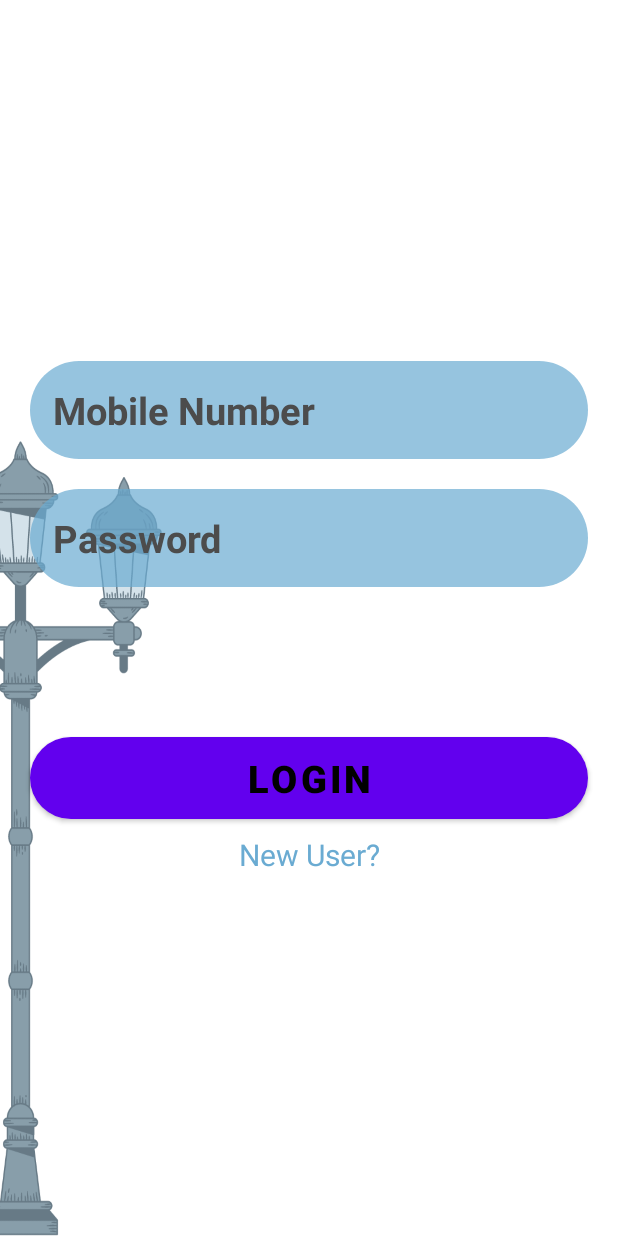
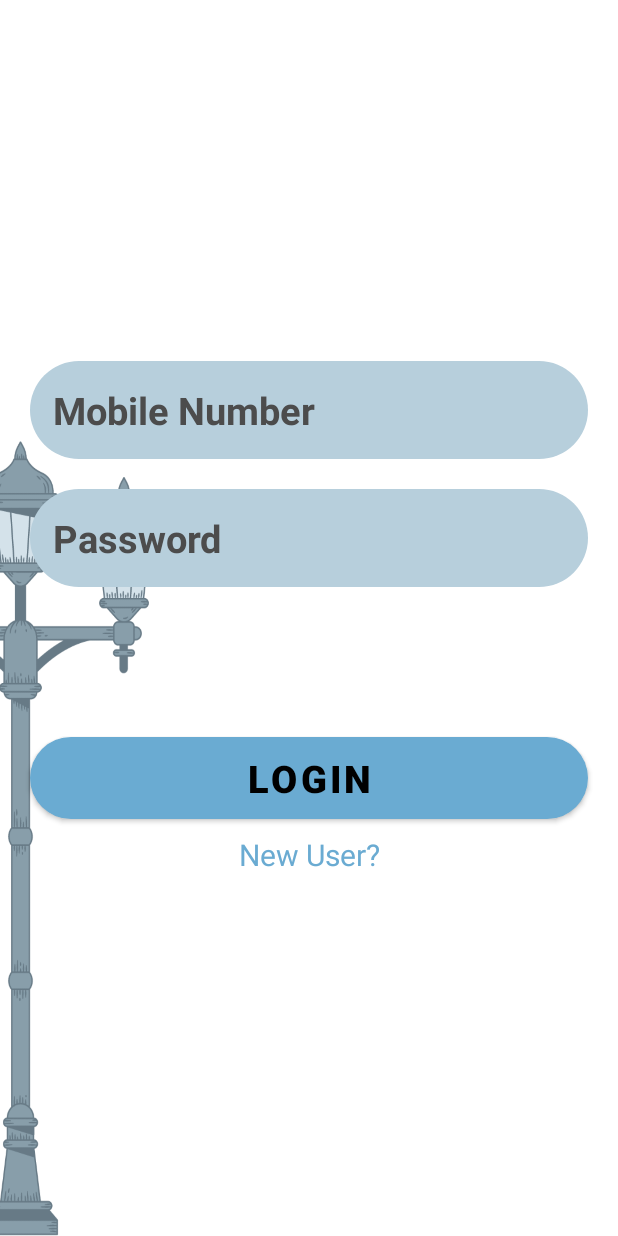
Before and after one commit to AumSahayata/Electricity_Issue_report_App, an Android app: the screen it shows after launch (MainActivity), on a phone screen of 412 x 824 dp. Run offline under Robolectric (Android 15) with nearby library versions, the phone set to English and light mode, and no system bars.

Commit message:
Completed UI of Login page

```diff
--- a/app/src/main/res/drawable/curve_corner_text_bg.xml
+++ b/app/src/main/res/drawable/curve_corner_text_bg.xml
@@ -1,5 +1,5 @@
 <?xml version="1.0" encoding="utf-8"?>
 <shape xmlns:android="http://schemas.android.com/apk/res/android" android:shape="rectangle">
-    <solid android:color="#B36AABD2"/>
+    <solid android:color="#B7CFDC"/>
     <corners android:radius="80dp"/>
 </shape>
--- a/app/src/main/res/layout/activity_main.xml
+++ b/app/src/main/res/layout/activity_main.xml
@@ -16,26 +16,32 @@
             android:layout_marginHorizontal="20dp"
             android:layout_height="wrap_content"
             android:padding="15dp"
+            android:textCursorDrawable="@null"
             android:hint="Mobile Number"
             android:textSize="25sp"
             android:textStyle="bold"
             android:textColorHint="#4C4C4C"
             android:maxLength="10"
+            android:textColorHighlight="#D9D9D9"
             android:textColor="@color/black"
+            android:selectAllOnFocus="true"
             />
         <androidx.appcompat.widget.AppCompatEditText
             android:layout_width="match_parent"
             android:id="@+id/password"
             android:layout_marginTop="20dp"
             android:padding="15dp"
+            android:maxLength="16"
             android:layout_marginHorizontal="20dp"
             android:layout_height="wrap_content"
             android:hint="Password"
+            android:textCursorDrawable="@null"
             android:background="@drawable/curve_corner_text_bg"
             android:textSize="25sp"
             android:textColorHint="#4C4C4C"
             android:textStyle="bold"
             android:textColor="@color/black"
+            android:selectAllOnFocus="true"
             />
 
     <Button
@@ -46,7 +52,7 @@
         android:textSize="25sp"
         android:textColor="@color/black"
         android:textStyle="bold"
-        android:backgroundTint="#6AABD2"
+        app:backgroundTint="@null"
         android:layout_marginTop="100dp"
         android:background="@drawable/curve_corner_button_bg"
         />
```
